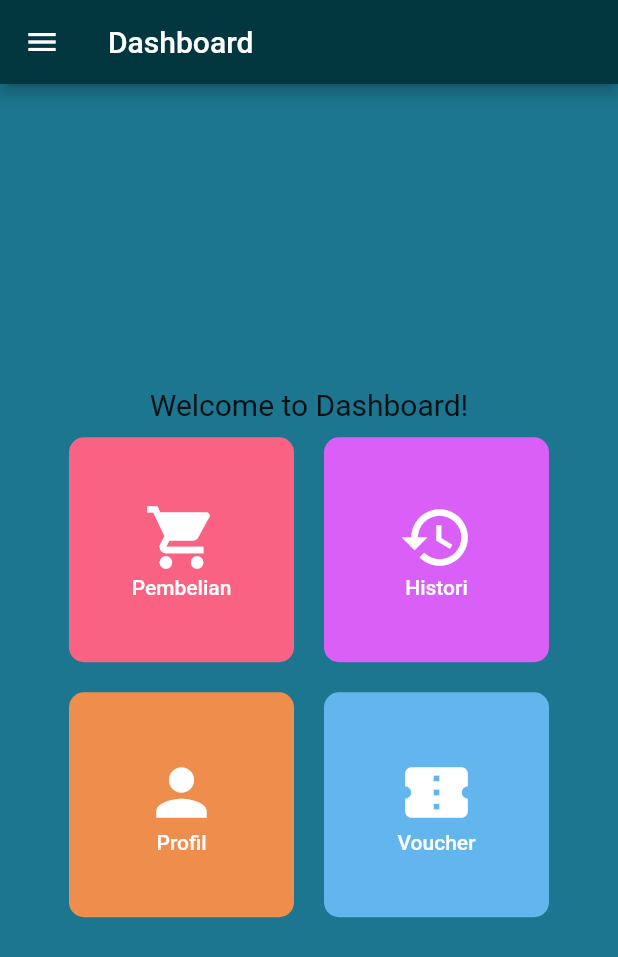
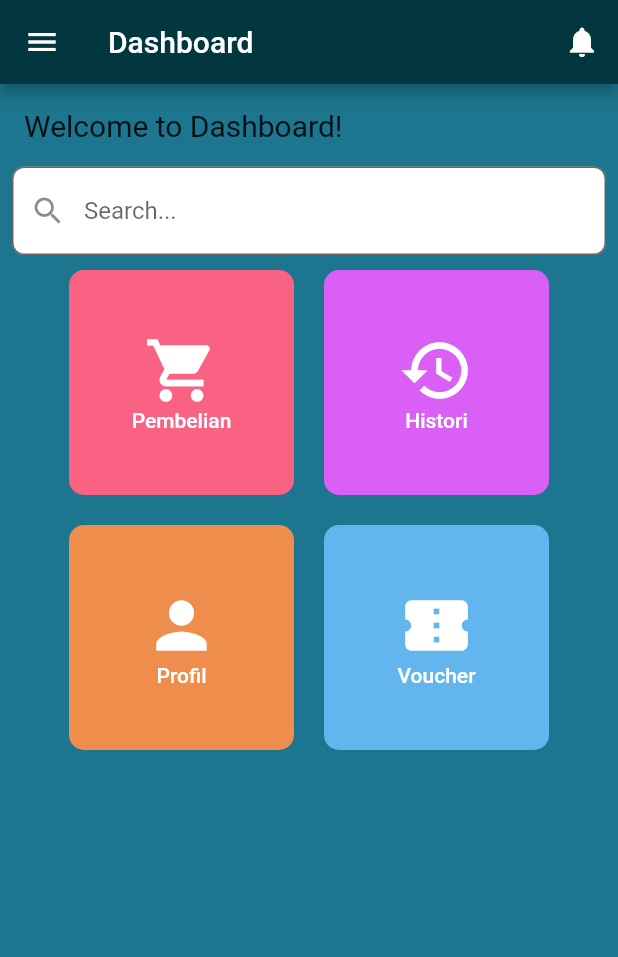
Before and after one commit to Lusy230/obatshop, a Flutter app: the _DashboardPageState screen opened directly, on a phone screen of 412 x 824 dp. Shown: the top 957 px of the screen. Run offline on Flutter 3.47's test engine with Material 2 defaults, Android fonts, the phone set to English and light mode, and no system bars; our stand-ins replace firebase_auth, firebase_core, firebase_messaging, get, image_picker, shared_preferences and 1 more; accounts and stored records are empty; network calls fail.

Commit message:
anna mo up nih

```diff
--- a/lib/view/dashboard_page.dart
+++ b/lib/view/dashboard_page.dart
@@ -8,14 +8,50 @@ class DashboardPage extends StatelessWidget {
 }
 
 class _DashboardPageState extends StatelessWidget {
+  Widget buildInfoCard(String title, String info) {
+    return Card(
+      color: Colors.white,
+      child: Padding(
+        padding: const EdgeInsets.all(8.0),
+        child: Column(
+          children: [
+            Text(
+              title,
+              style: TextStyle(fontSize: 16, fontWeight: FontWeight.bold),
+            ),
+            SizedBox(height: 8),
+            Text(
+              info,
+              style: TextStyle(fontSize: 14),
+            ),
+          ],
+        ),
+      ),
+    );
+  }
+
   @override
   Widget build(BuildContext context) {
     return Scaffold(
       appBar: AppBar(
         title: Text('Dashboard'),
-        backgroundColor: Color.fromARGB(255, 2, 55, 64), // Pastel green color for the header
+        backgroundColor: Color.fromARGB(255, 2, 55, 64),
+        actions: [
+          IconButton(
+            icon: Icon(Icons.notifications),
+            onPressed: () {
+              ScaffoldMessenger.of(context).showSnackBar(
+                SnackBar(
+                  content: Text('Notifikasi Tersedia'),
+                  duration: Duration(seconds: 2),
                 ),
-      backgroundColor: Color.fromARGB(255, 28, 118, 143), // Background color is a pastel green
+              );
+            },
+          ),
+
+        ],
+      ),
+      backgroundColor: Color.fromARGB(255, 28, 118, 143),
       drawer: Drawer(
         child: ListView(
           children: [
@@ -23,7 +59,6 @@ class _DashboardPageState extends StatelessWidget {
               leading: Icon(Icons.shopping_cart),
               title: Text('Pembelian'),
               onTap: () {
-                // Navigasi ke halaman Pembelian
                 Navigator.pushNamed(context, '/pembelian');
               },
             ),
@@ -31,7 +66,6 @@ class _DashboardPageState extends StatelessWidget {
               leading: Icon(Icons.confirmation_num),
               title: Text('Voucher'),
               onTap: () {
-                // Navigasi ke halaman Voucher
                 Navigator.pushNamed(context, '/voucher');
               },
             ),
@@ -39,7 +73,6 @@ class _DashboardPageState extends StatelessWidget {
               leading: Icon(Icons.history),
               title: Text('Histori'),
               onTap: () {
-                // Navigasi ke halaman Histori
                 Navigator.pushNamed(context, '/histori');
               },
             ),
@@ -47,20 +80,38 @@ class _DashboardPageState extends StatelessWidget {
               leading: Icon(Icons.person),
               title: Text('Profil'),
               onTap: () {
-                // Navigasi ke halaman Profil
                 Navigator.pushNamed(context, '/akun');
               },
             ),
           ],
         ),
       ),
-      body: Center(
-        child: Column(
-          mainAxisAlignment: MainAxisAlignment.center,
+      body: Column(
+        mainAxisAlignment: MainAxisAlignment.start,
         children: [
-            Text(
-              'Welcome to Dashboard!',
+          Align(
+            alignment: Alignment.topLeft,
+            child:Padding(
+              padding: const EdgeInsets.all(16.0),
+              child:Text('Welcome to Dashboard!',
               style: TextStyle(fontSize: 20),
+              ),
+            ),
+          ),
+          // Add the search bar here
+          Padding(
+            padding: const EdgeInsets.symmetric(horizontal: 8.0),
+            child: TextFormField(
+              decoration: InputDecoration(
+                hintText: 'Search...',
+                prefixIcon: Icon(Icons.search),
+                border: OutlineInputBorder(
+                  borderRadius: BorderRadius.circular(8.0),
+                ),
+                filled: true,
+                fillColor: Colors.white,
+              ),
+            ),
           ),
           Row(
             mainAxisAlignment: MainAxisAlignment.center,
@@ -70,12 +121,11 @@ class _DashboardPageState extends StatelessWidget {
                 height: 150,
                 margin: EdgeInsets.all(10),
                 decoration: BoxDecoration(
-                    color: Color.fromARGB(255, 250, 98, 131), // Pink pastel color
+                  color: Color.fromARGB(255, 250, 98, 131),
                   borderRadius: BorderRadius.circular(10),
                 ),
                 child: ElevatedButton(
                   onPressed: () {
-                      // Navigasi ke halaman Pembelian
                     Navigator.pushNamed(context, '/pembelian');
                   },
                   child: Column(
@@ -96,12 +146,11 @@ class _DashboardPageState extends StatelessWidget {
                 height: 150,
                 margin: EdgeInsets.all(10),
                 decoration: BoxDecoration(
-                    color: Color.fromARGB(255, 217, 95, 247), // Purple pastel color
+                  color: Color.fromARGB(255, 217, 95, 247),
                   borderRadius: BorderRadius.circular(10),
                 ),
                 child: ElevatedButton(
                   onPressed: () {
-                      // Navigasi ke halaman Histori
                     Navigator.pushNamed(context, '/histori');
                   },
                   child: Column(
@@ -127,12 +176,11 @@ class _DashboardPageState extends StatelessWidget {
                 height: 150,
                 margin: EdgeInsets.all(10),
                 decoration: BoxDecoration(
-                    color: Color.fromARGB(255, 239, 141, 76), // Orange pastel color
+                  color: Color.fromARGB(255, 239, 141, 76),
                   borderRadius: BorderRadius.circular(10),
                 ),
                 child: ElevatedButton(
                   onPressed: () {
-                      // Navigasi ke halaman Profil
                     Navigator.pushNamed(context, '/akun');
                   },
                   child: Column(
@@ -153,12 +201,11 @@ class _DashboardPageState extends StatelessWidget {
                 height: 150,
                 margin: EdgeInsets.all(10),
                 decoration: BoxDecoration(
-                    color: Color.fromARGB(255, 99, 182, 237), // Light blue pastel color
+                  color: Color.fromARGB(255, 99, 182, 237),
                   borderRadius: BorderRadius.circular(10),
                 ),
                 child: ElevatedButton(
                   onPressed: () {
-                      // Navigasi ke halaman Voucher
                     Navigator.pushNamed(context, '/voucher');
                   },
                   child: Column(
@@ -178,7 +225,6 @@ class _DashboardPageState extends StatelessWidget {
           ),
         ],
       ),
-      ),
     );
   }
 }
--- a/lib/view/login_page.dart
+++ b/lib/view/login_page.dart
@@ -107,7 +107,7 @@ class _LogInPageState extends State<LogInPage> {
                         _navigateToDashboard(context);
                       },
                 style: ElevatedButton.styleFrom(
-                  primary: Color.fromARGB(255, 90, 49, 26), // Warna #9FBB73
+                  primary: Color(0xFF9fbb73), // Warna #9FBB73
                 ),
                 child: _authController.isLoading.value
                     ? CircularProgressIndicator()
```
Lines whose indentation alone changed are shown as unchanged.
